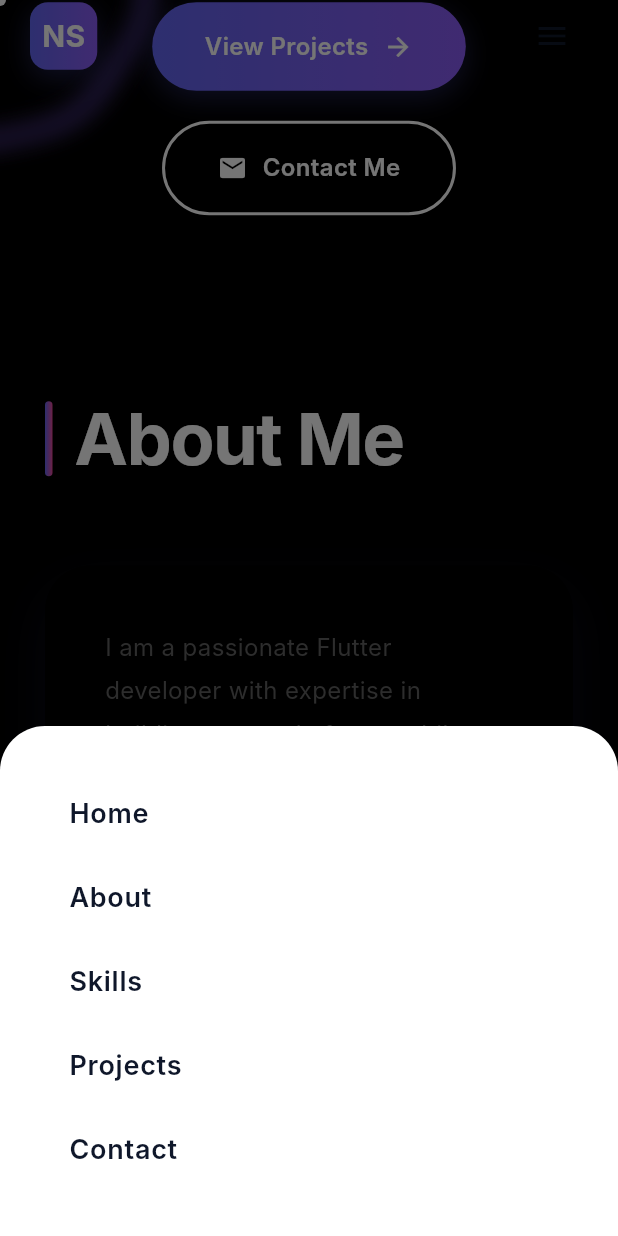
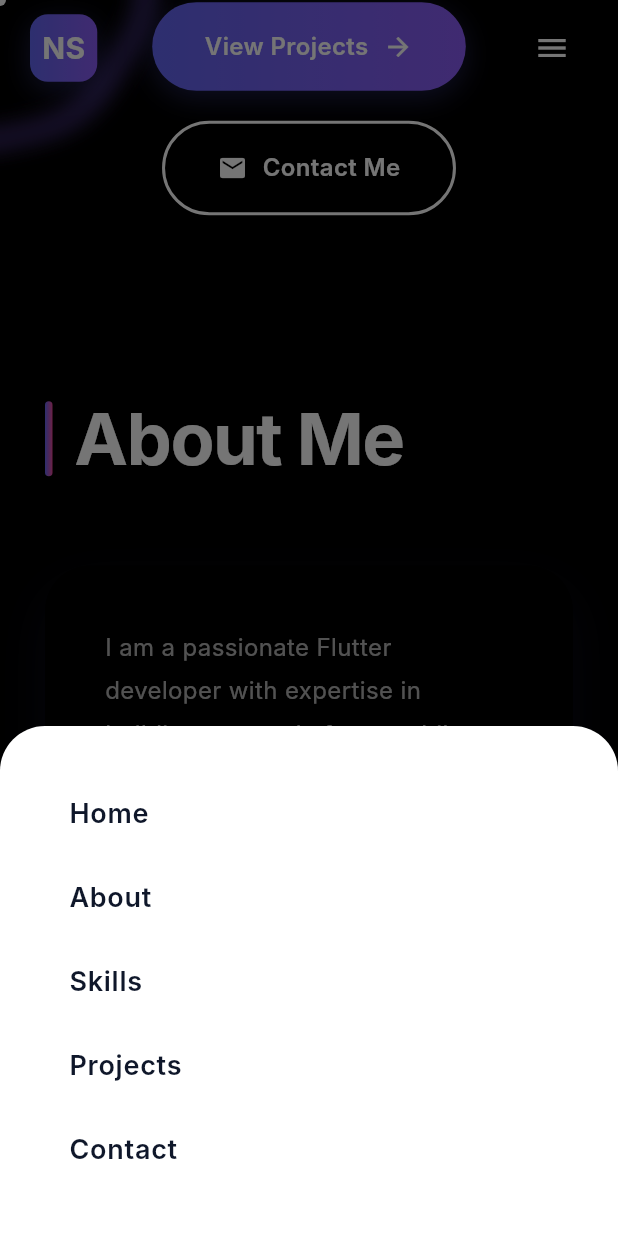
Before and after one commit to Navas-shareef/navasshareef.github.io, a Flutter app: the screen it shows after launch, scrolled down 576 dp, after a tap on the "menu" icon, on a phone screen of 412 x 824 dp. Run offline on Flutter 3.47's test engine with Material 3 defaults, Android fonts, the light colour scheme and no system bars; missing offline and left inert: dart:html; Roboto replaces fonts that are missing (Inter).

Commit message:
bug fixes

```diff
--- a/lib/core/colors.dart
+++ b/lib/core/colors.dart
@@ -6,7 +6,7 @@ class AppColors {
   static const Color secondary = Color(0xFF8B5CF6); // Purple
   static const Color accent = Color(0xFFEC4899); // Pink
   static const Color dark = Color(0xFF0F172A);
-  static const Color light = Color(0xFFF8FAFC);
+  static Color light = Colors.white.withValues(alpha: 0.7);
   static const Color gradientStart = Color(0xFF667EEA);
   static const Color gradientEnd = Color(0xFF764BA2);
 }
--- a/lib/main.dart
+++ b/lib/main.dart
@@ -3,7 +3,7 @@ import 'package:shabio/core/colors.dart';
 import 'package:shabio/widgets/about_section.dart';
 import 'package:shabio/widgets/animated_cursor.dart';
 import 'package:shabio/widgets/contact_section.dart';
-import 'package:shabio/widgets/experience_section.dart';
+import 'package:shabio/widgets/experience_section.dart' hide AppColors;
 import 'package:shabio/widgets/fade_animated_widget.dart';
 import 'package:shabio/widgets/footer.dart';
 import 'package:shabio/widgets/profile_section.dart';
@@ -113,6 +113,8 @@ class _PortfolioHomeState extends State<PortfolioHome>
                       : null,
             ),
             child: SafeArea(
+              child: Padding(
+                padding: EdgeInsets.symmetric(vertical: isMobile ? 8 : 0),
                 child: Row(
                   mainAxisAlignment: MainAxisAlignment.spaceBetween,
                   children: [
@@ -157,7 +159,7 @@ class _PortfolioHomeState extends State<PortfolioHome>
                     ),
                     if (isMobile)
                       IconButton(
-                      icon: const Icon(Icons.menu, color: AppColors.dark),
+                        icon: const Icon(Icons.menu, color: Colors.white),
                         onPressed: () => _showMobileMenu(context),
                       )
                     else
@@ -186,6 +188,7 @@ class _PortfolioHomeState extends State<PortfolioHome>
                         ],
                       ),
                   ],
+                ),
               ),
             ),
           ),
--- a/lib/widgets/about_section.dart
+++ b/lib/widgets/about_section.dart
@@ -65,7 +65,7 @@ class AboutSection extends StatelessWidget {
                   'I am a passionate Flutter developer with expertise in building cross-platform mobile and web applications. With a strong foundation in Dart programming and Flutter framework, I create beautiful, performant, and user-friendly applications.',
                   style: TextStyle(
                     fontSize: isMobile ? 16 : 18,
-                    color: Colors.grey.shade700,
+                    color: AppColors.light,
                     height: 1.8,
                   ),
                 ),
@@ -74,7 +74,7 @@ class AboutSection extends StatelessWidget {
                   'My experience includes developing responsive UI/UX, implementing state management solutions, integrating REST APIs, and deploying applications to both Android and iOS platforms. I am always eager to learn new technologies and improve my skills.',
                   style: TextStyle(
                     fontSize: isMobile ? 16 : 18,
-                    color: Colors.grey.shade700,
+                    color: AppColors.light,
                     height: 1.8,
                   ),
                 ),
--- a/lib/widgets/experience_section.dart
+++ b/lib/widgets/experience_section.dart
@@ -12,21 +12,21 @@ class ExperienceSection extends StatelessWidget {
         company: "BranchX, Bangalore",
         period: "2025 – Nov 2025",
         description:
-            "Building scalable Flutter apps, complex UI systems, platform channels, and performance optimization.",
+            "Building scalable Flutter applications, crafting complex UI systems, implementing native platform channels, and optimizing performance for production use.",
       ),
       Experience(
         role: "Mobile Application Engineer",
         company: "Cinque Technologies, Cochin",
         period: "2022 – 2025",
         description:
-            "Developed cross-platform apps, integrated REST APIs, Firebase, and delivered production apps.",
+            "Developed cross-platform mobile applications, integrated REST APIs and Firebase services, and delivered stable production-ready apps.",
       ),
       Experience(
         role: "Software Engineer",
         company: "Hamon Technologies",
         period: "2021 – 2022",
         description:
-            "Worked on mobile & backend fundamentals, databases, and clean architecture.",
+            "Worked on mobile and backend fundamentals, database design, APIs, and followed clean architecture principles.",
       ),
     ];
 
@@ -35,7 +35,7 @@ class ExperienceSection extends StatelessWidget {
       child: Column(
         crossAxisAlignment: CrossAxisAlignment.start,
         children: [
-          // Header
+          /// HEADER
           Row(
             children: [
               Container(
@@ -59,18 +59,28 @@ class ExperienceSection extends StatelessWidget {
               ),
             ],
           ),
-          const SizedBox(height: 80),
+          const SizedBox(height: 90),
 
-          // Timeline
+          /// TIMELINE
           Stack(
             children: [
               Positioned(
-                left: 00,
+                left: 14,
                 top: 0,
                 bottom: 0,
                 child: Container(
                   width: 2,
-                  color: AppColors.primary.withValues(alpha: 0.25),
+                  decoration: BoxDecoration(
+                    gradient: LinearGradient(
+                      begin: Alignment.topCenter,
+                      end: Alignment.bottomCenter,
+                      colors: [
+                        AppColors.primary.withOpacity(0.05),
+                        AppColors.primary.withOpacity(0.35),
+                        AppColors.primary.withOpacity(0.05),
+                      ],
+                    ),
+                  ),
                 ),
               ),
               Column(
@@ -85,7 +95,7 @@ class ExperienceSection extends StatelessWidget {
 }
 
 /* ===========================================================
-   TIMELINE ROW (THIS IS THE KEY)
+   TIMELINE ROW
    =========================================================== */
 
 class TimelineRow extends StatelessWidget {
@@ -95,29 +105,42 @@ class TimelineRow extends StatelessWidget {
 
   @override
   Widget build(BuildContext context) {
-    return Row(
-      crossAxisAlignment: CrossAxisAlignment.start,
+    return Padding(
+      padding: const EdgeInsets.only(bottom: 70),
+      child: Row(
+        crossAxisAlignment: CrossAxisAlignment.start,
+        children: [
+          /// TIMELINE DOT
+          Container(
+            width: 30,
+            margin: const EdgeInsets.only(top: 28),
+            alignment: Alignment.center,
+            child: Container(
+              width: 12,
+              height: 12,
+              decoration: BoxDecoration(
+                shape: BoxShape.circle,
+                color: AppColors.primary,
+                boxShadow: [
+                  BoxShadow(
+                    color: AppColors.primary.withOpacity(0.6),
+                    blurRadius: 16,
+                  ),
+                ],
+              ),
+            ),
+          ),
 
-      children: [
-        // 🌿 CONNECTOR
-        Container(
-          margin: const EdgeInsets.only(top: 40, left: 2),
-          width: 40,
-          height: 2,
-          decoration: BoxDecoration(color: AppColors.primary.withOpacity(0.18)),
-        ),
-
-        const SizedBox(width: 1),
-
-        // 🧾 CARD
-        ExperienceCard(exp: exp),
-      ],
+          /// CARD
+          Expanded(child: ExperienceCard(exp: exp)),
+        ],
+      ),
     );
   }
 }
 
 /* ===========================================================
-   EXPERIENCE CARD
+   EXPERIENCE CARD (REFINED)
    =========================================================== */
 
 class ExperienceCard extends StatelessWidget {
@@ -128,51 +151,63 @@ class ExperienceCard extends StatelessWidget {
   @override
   Widget build(BuildContext context) {
     return Container(
-      // width: 520,
-      margin: const EdgeInsets.only(bottom: 60),
-      padding: const EdgeInsets.all(28),
+      padding: const EdgeInsets.all(30),
       decoration: BoxDecoration(
-        color: Colors.black,
-        borderRadius: BorderRadius.circular(22),
-        border: Border.all(color: AppColors.primary.withOpacity(0.25)),
+        color: const Color(0xFF0F141F),
+        borderRadius: BorderRadius.circular(20),
+        border: Border.all(color: AppColors.primary.withOpacity(0.18)),
         boxShadow: [
           BoxShadow(
-            color: AppColors.primary.withOpacity(0.18),
-            blurRadius: 40,
-            offset: const Offset(0, 18),
+            color: AppColors.primary.withOpacity(0.12),
+            blurRadius: 32,
+            offset: const Offset(0, 16),
           ),
         ],
       ),
       child: Column(
         crossAxisAlignment: CrossAxisAlignment.start,
         children: [
+          /// ROLE
           Text(
             exp.role,
             style: const TextStyle(
-              fontSize: 21,
+              fontSize: 22,
               fontWeight: FontWeight.w700,
-              color: Colors.white70,
+              color: Colors.white,
             ),
           ),
           const SizedBox(height: 6),
+
+          /// COMPANY + PERIOD
           Text(
             "${exp.company} • ${exp.period}",
             style: TextStyle(
               fontSize: 14,
-              color: AppColors.primary.withOpacity(0.85),
+              color: AppColors.primary.withOpacity(0.9),
               fontWeight: FontWeight.w500,
             ),
           ),
-          const SizedBox(height: 16),
+
+          const SizedBox(height: 18),
+
+          /// DESCRIPTION
           Text(
             exp.description,
-            style: TextStyle(fontSize: 14, height: 1.7, color: Colors.white30),
+            style: const TextStyle(
+              fontSize: 14.5,
+              height: 1.8,
+              color: Colors.white60,
+            ),
           ),
         ],
       ),
     );
   }
 }
+
+/* ===========================================================
+   MODEL
+   =========================================================== */
 
 class Experience {
   final String role;
--- a/lib/widgets/profile_section.dart
+++ b/lib/widgets/profile_section.dart
@@ -1,6 +1,7 @@
 // Hero Section with Animated Background
 import 'package:flutter/material.dart';
 import 'package:shabio/core/asset_constants.dart';
+import 'package:shabio/core/colors.dart';
 import 'package:shabio/tech_icons_painter.dart';
 import 'package:shabio/web_utils_stub.dart' as web_utils;
 import 'package:shabio/widgets/animated_txt.dart';
@@ -74,7 +75,7 @@ class HeroSection extends StatelessWidget {
           height: isMobile ? 190 : 340,
           decoration: BoxDecoration(
             shape: BoxShape.circle,
-            color: Colors.white,
+            color: Colors.white.withValues(alpha: 0.98),
             image: DecorationImage(
               image: AssetImage(AssetConstants.profile),
               fit: BoxFit.scaleDown,
@@ -120,7 +121,7 @@ class HeroSection extends StatelessWidget {
           text:
               'Creating beautiful, performant cross-platform mobile and web applications with Flutter & Dart.',
           fontSize: isMobile ? 16 : 20,
-          color: Colors.white.withValues(alpha: 0.9),
+          color: AppColors.light,
           delay: 400,
         ),
         const SizedBox(height: 50),
--- a/lib/widgets/skill_set.dart
+++ b/lib/widgets/skill_set.dart
@@ -9,57 +9,6 @@ class SkillsSection extends StatelessWidget {
   Widget build(BuildContext context) {
     final screenWidth = MediaQuery.of(context).size.width;
     final isMobile = screenWidth < 768;
-
-    final skills = [
-      {
-        'name': 'Flutter',
-        'level': 0.95,
-        'color': AppColors.primary,
-        'icon': Icons.phone_android,
-      },
-      {
-        'name': 'Dart',
-        'level': 0.90,
-        'color': AppColors.secondary,
-        'icon': Icons.code,
-      },
-      {
-        'name': 'Firebase',
-        'level': 0.85,
-        'color': const Color(0xFFFFA726),
-        'icon': Icons.cloud,
-      },
-      {
-        'name': 'REST APIs',
-        'level': 0.90,
-        'color': AppColors.accent,
-        'icon': Icons.api,
-      },
-      {
-        'name': 'State Management',
-        'level': 0.88,
-        'color': AppColors.primary,
-        'icon': Icons.settings,
-      },
-      {
-        'name': 'Git & GitHub',
-        'level': 0.85,
-        'color': Colors.grey.shade700,
-        'icon': Icons.folder_shared,
-      },
-      {
-        'name': 'UI/UX Design',
-        'level': 0.82,
-        'color': AppColors.secondary,
-        'icon': Icons.design_services,
-      },
-      {
-        'name': 'Testing',
-        'level': 0.80,
-        'color': const Color(0xFF10B981),
-        'icon': Icons.bug_report,
-      },
-    ];
 
     return Container(
       width: double.infinity,
@@ -112,7 +61,10 @@ class SkillsTreeSection extends StatelessWidget {
 
     return Container(
       width: double.infinity,
-      padding: const EdgeInsets.symmetric(vertical: 120, horizontal: 24),
+      padding: EdgeInsets.symmetric(
+        vertical: 120,
+        horizontal: isMobile ? 24 : 200,
+      ),
       decoration: const BoxDecoration(
         gradient: RadialGradient(
           center: Alignment.topCenter,
@@ -124,17 +76,17 @@ class SkillsTreeSection extends StatelessWidget {
         children: [
           _CenterNode(title: "MY SKILLS"),
           const SizedBox(height: 80),
-
-          isMobile
-              ? _MobileSkills()
-              : Row(
-                crossAxisAlignment: CrossAxisAlignment.start,
-                children: const [
-                  Expanded(child: _SkillColumnLeft()),
-                  SizedBox(width: 120),
-                  Expanded(child: _SkillColumnRight()),
-                ],
-              ),
+          _MobileSkills(),
+          // isMobile
+          //     ? _MobileSkills()
+          //     : Row(
+          //       crossAxisAlignment: CrossAxisAlignment.start,
+          //       children: const [
+          //         Expanded(child: _SkillColumnLeft()),
+          //         SizedBox(width: 120),
+          //         Expanded(child: _SkillColumnRight()),
+          //       ],
+          //     ),
         ],
       ),
     );
@@ -316,6 +268,14 @@ class _MobileSkills extends StatelessWidget {
     final allSkills = [
       "Flutter",
       "Dart",
+      "Git Version Control",
+      "C#",
+      "Android Studio",
+      "Xcode",
+      "Jira",
+      "SQL Server",
+      "Clean Architecture",
+      "Web API",
       "Firebase",
       "REST API",
       ".netCore",
```
Also changed, not shown: 1 other file. Lines whose indentation alone changed are shown as unchanged.
